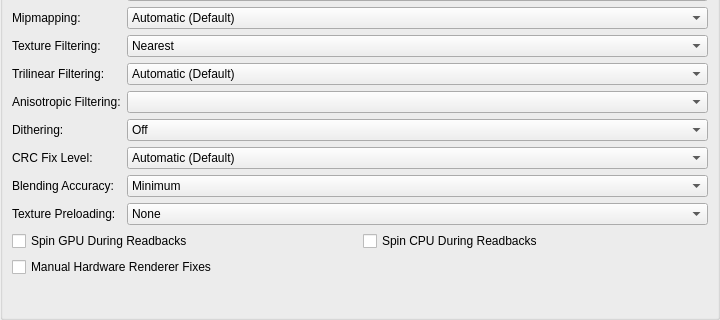
Before: the Qt Designer form pcsx2-qt/Settings/GraphicsSettingsWidget.ui in PCSX2/pcsx2, drawn with Qt 5; both pictures show x 0 to 720 and y 159 to 479 of the 720 by 479 pixel window.
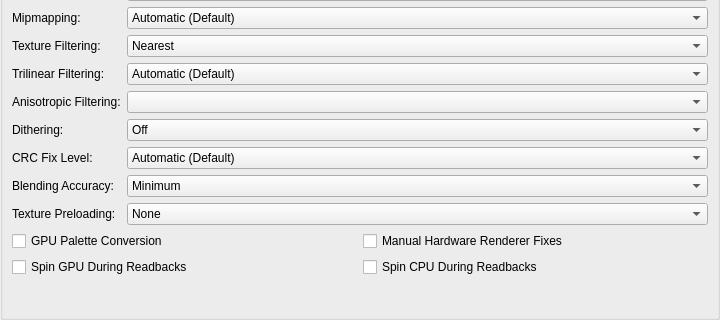
After: the same form once the commit is applied. The open tabs and pages were chosen to show the change.

Commit message:
Revert "Qt: Move GPU Palette Conversion to HW Fixes"
This reverts commit cd575e0ed8305de559af8846ab9e5d273e799b7c.

Diff of the .ui file:
```diff
--- a/pcsx2-qt/Settings/GraphicsSettingsWidget.ui
+++ b/pcsx2-qt/Settings/GraphicsSettingsWidget.ui
@@ -710,20 +710,27 @@
        <item row="9" column="0" colspan="2">
         <layout class="QGridLayout" name="basicCheckboxGridLayout">
          <item row="0" column="0">
-          <widget class="QCheckBox" name="spinGPUDuringReadbacks">
+          <widget class="QCheckBox" name="gpuPaletteConversion">
            <property name="text">
-            <string>Spin GPU During Readbacks</string>
+            <string>GPU Palette Conversion</string>
            </property>
           </widget>
          </item>
-         <item row="1" column="0">
+         <item row="0" column="1">
           <widget class="QCheckBox" name="enableHWFixes">
            <property name="text">
             <string>Manual Hardware Renderer Fixes</string>
            </property>
           </widget>
          </item>
-         <item row="0" column="1">
+         <item row="1" column="0">
+          <widget class="QCheckBox" name="spinGPUDuringReadbacks">
+           <property name="text">
+            <string>Spin GPU During Readbacks</string>
+           </property>
+          </widget>
+         </item>
+         <item row="1" column="1">
           <widget class="QCheckBox" name="spinCPUDuringReadbacks">
            <property name="text">
             <string>Spin CPU During Readbacks</string>
@@ -1061,13 +1068,6 @@
            </property>
           </widget>
          </item>
-         <item row="4" column="1">
-          <widget class="QCheckBox" name="gpuPaletteConversion">
-           <property name="text">
-            <string>GPU Palette Conversion</string>
-           </property>
-          </widget>
-         </item>
         </layout>
        </item>
        <item row="4" column="0">
```
